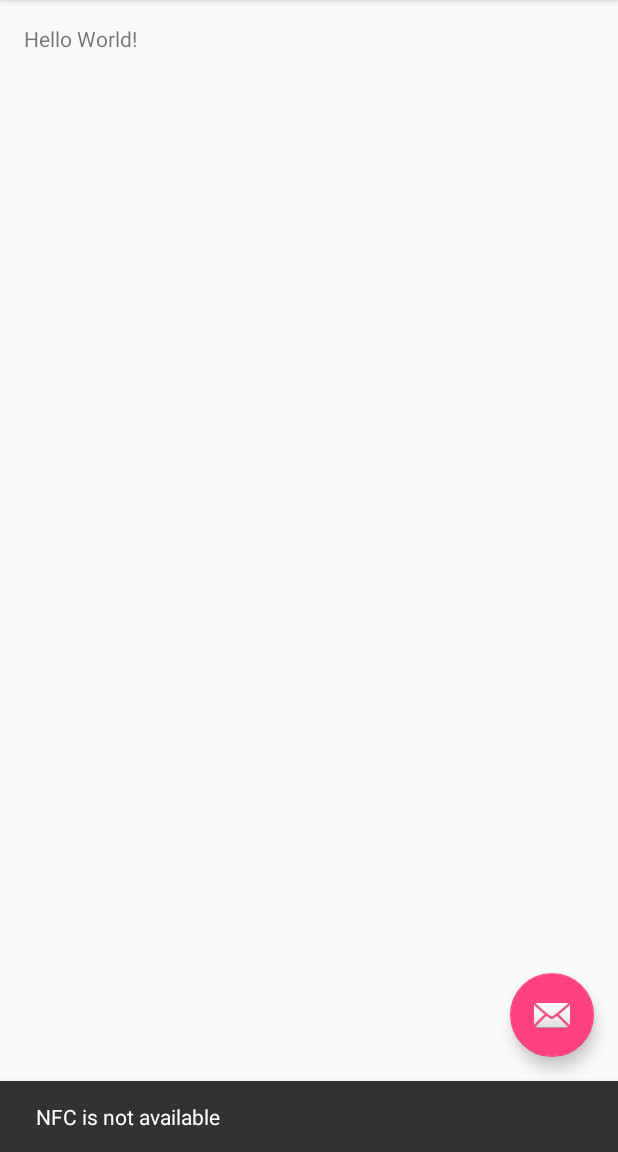
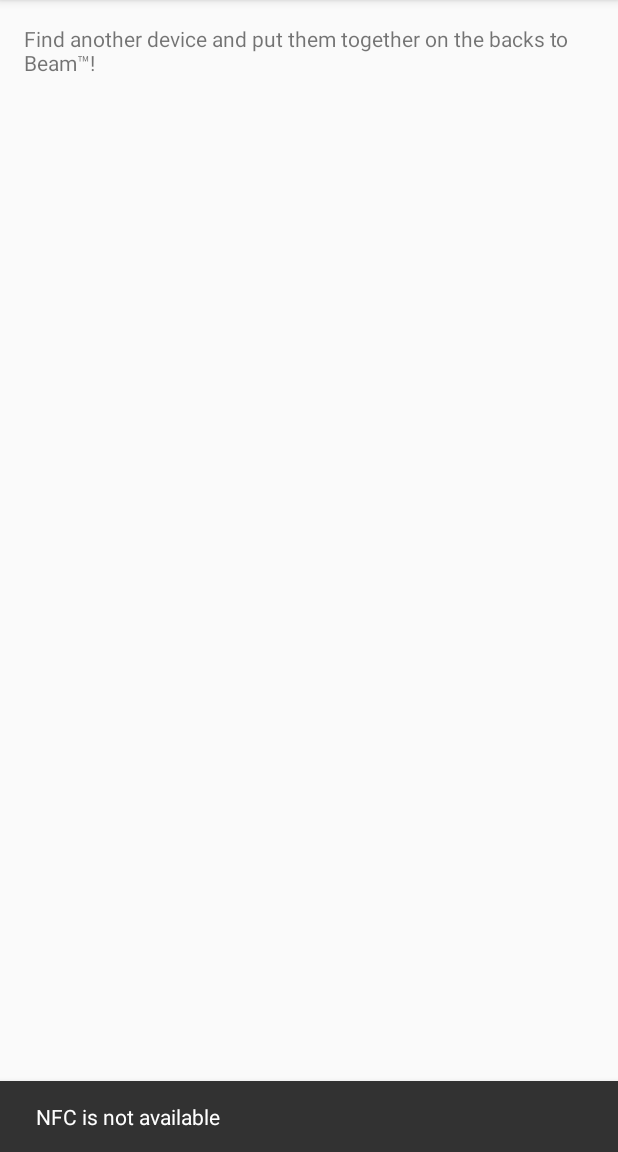
Before and after one commit to jhoon/nfc-sample, an Android app: the MainActivity screen opened directly, with no data from a screen before it, on a phone screen of 412 x 824 dp, the part 84-1236 px from its top. Run offline under Robolectric (Android 15) with nearby library versions, the phone set to English and light mode, and no system bars; 1 statement that could not run was skipped.

Commit message:
chore: Remove FAB
As the Floating Action Button did not have any purpose, it
has been removed from the layout. Also, strings on how to
interact with the app were added.

```diff
--- a/app/src/main/java/pe/jota/nfcsample/MainActivity.java
+++ b/app/src/main/java/pe/jota/nfcsample/MainActivity.java
@@ -7,12 +7,10 @@ import android.nfc.NfcAdapter;
 import android.nfc.NfcEvent;
 import android.os.Bundle;
 import android.os.Parcelable;
-import android.support.design.widget.FloatingActionButton;
 import android.support.design.widget.Snackbar;
 import android.support.v7.app.AppCompatActivity;
 import android.support.v7.widget.Toolbar;
 import android.util.Log;
-import android.view.View;
 import android.view.Menu;
 import android.view.MenuItem;
 
@@ -27,15 +25,6 @@ public class MainActivity extends AppCompatActivity
         setContentView(R.layout.activity_main);
         Toolbar toolbar = (Toolbar) findViewById(R.id.toolbar);
         setSupportActionBar(toolbar);
-
-        FloatingActionButton fab = (FloatingActionButton) findViewById(R.id.fab);
-        fab.setOnClickListener(new View.OnClickListener() {
-            @Override
-            public void onClick(View view) {
-                Snackbar.make(view, "Replace with your own action", Snackbar.LENGTH_LONG)
-                        .setAction("Action", null).show();
-            }
-        });
 
         // Check for available NFC Adapter
         mNfcAdapter = NfcAdapter.getDefaultAdapter(this);
--- a/app/src/main/res/layout/activity_main.xml
+++ b/app/src/main/res/layout/activity_main.xml
@@ -17,9 +17,4 @@
 
     <include layout="@layout/content_main" />
 
-    <android.support.design.widget.FloatingActionButton android:id="@+id/fab"
-        android:layout_width="wrap_content" android:layout_height="wrap_content"
-        android:layout_gravity="bottom|end" android:layout_margin="@dimen/fab_margin"
-        android:src="@android:drawable/ic_dialog_email" />
-
 </android.support.design.widget.CoordinatorLayout>
--- a/app/src/main/res/layout/content_main.xml
+++ b/app/src/main/res/layout/content_main.xml
@@ -1,14 +1,19 @@
 <?xml version="1.0" encoding="utf-8"?>
 <RelativeLayout xmlns:android="http://schemas.android.com/apk/res/android"
     xmlns:tools="http://schemas.android.com/tools"
-    xmlns:app="http://schemas.android.com/apk/res-auto" android:layout_width="match_parent"
-    android:layout_height="match_parent" android:paddingLeft="@dimen/activity_horizontal_margin"
+    xmlns:app="http://schemas.android.com/apk/res-auto"
+    android:layout_width="match_parent"
+    android:layout_height="match_parent"
+    android:paddingLeft="@dimen/activity_horizontal_margin"
     android:paddingRight="@dimen/activity_horizontal_margin"
     android:paddingTop="@dimen/activity_vertical_margin"
     android:paddingBottom="@dimen/activity_vertical_margin"
     app:layout_behavior="@string/appbar_scrolling_view_behavior"
-    tools:showIn="@layout/activity_main" tools:context=".MainActivity">
+    tools:showIn="@layout/activity_main"
+    tools:context=".MainActivity">
 
-    <TextView android:text="Hello World!" android:layout_width="wrap_content"
+    <TextView
+        android:text="@string/instructions"
+        android:layout_width="wrap_content"
         android:layout_height="wrap_content" />
 </RelativeLayout>
--- a/app/src/main/res/values/strings.xml
+++ b/app/src/main/res/values/strings.xml
@@ -1,6 +1,8 @@
 <resources>
     <string name="app_name">NFC Sample</string>
     <string name="action_settings">Settings</string>
+    <string name="instructions">Find another device and put them together on the backs to Beam™!</string>
+
     <!-- the app's own MIME type -->
     <string name="mime_type">mytype/pe.jota.nfcsample</string>
 </resources>
```
